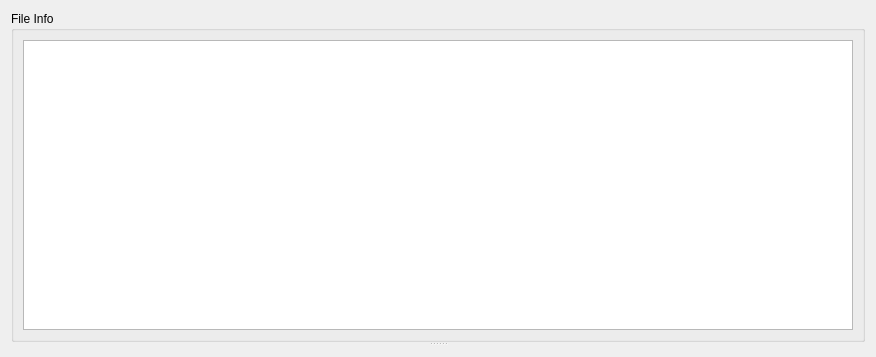
ilastik/ilastik, file ilastik/applets/dataSelection/dataSelection.ui: the form before one commit.
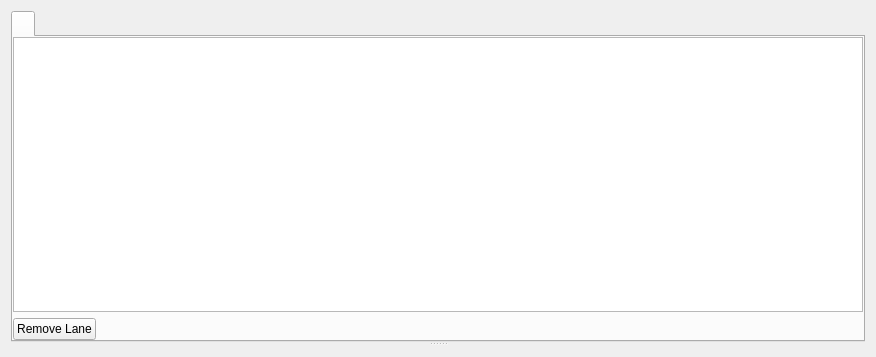
The form after the commit. Custom widgets are drawn as their Qt base class.

Commit message: wip: Use layerviewer workflow for testing, fixed bug in layerviewer gui, serializer stack loading takes lane/role index parameter, Added data detail viewer table/model/widget.

```diff
--- a/ilastik/applets/dataSelection/dataSelection.ui
+++ b/ilastik/applets/dataSelection/dataSelection.ui
@@ -19,15 +19,44 @@
      <property name="orientation">
       <enum>Qt::Vertical</enum>
      </property>
-     <widget class="QGroupBox" name="fileInfoGroupBox">
-      <property name="title">
-       <string>File Info</string>
-      </property>
+     <widget class="QTabWidget" name="fileInfoTabWidget">
+      <widget class="QWidget" name="fileInfoTabWidgetPage1">
+       <attribute name="title">
+        <string/>
+       </attribute>
       <layout class="QVBoxLayout" name="verticalLayout">
+        <property name="margin">
+         <number>0</number>
+        </property>
        <item>
         <widget class="DataLaneSummaryTableView" name="laneSummaryTableView"/>
        </item>
-      </layout>
+        <item>
+         <layout class="QHBoxLayout" name="horizontalLayout">
+          <item>
+           <widget class="QPushButton" name="removeLaneButton">
+            <property name="text">
+             <string>Remove Lane</string>
+            </property>
+           </widget>
+          </item>
+          <item>
+           <spacer name="horizontalSpacer">
+            <property name="orientation">
+             <enum>Qt::Horizontal</enum>
+            </property>
+            <property name="sizeHint" stdset="0">
+             <size>
+              <width>40</width>
+              <height>20</height>
+             </size>
+            </property>
+           </spacer>
+          </item>
+         </layout>
+        </item>
+       </layout>
+      </widget>
      </widget>
      <widget class="QStackedWidget" name="viewerStack">
       <property name="sizePolicy">
@@ -49,7 +78,7 @@
  <customwidgets>
   <customwidget>
    <class>DataLaneSummaryTableView</class>
-   <extends>QTreeView</extends>
+   <extends>QTableView</extends>
    <header>ilastik.applets.dataSelection.dataLaneSummaryTableView</header>
   </customwidget>
  </customwidgets>
```
Lines whose indentation alone changed are shown as unchanged. The commit also changes 8 other files.
